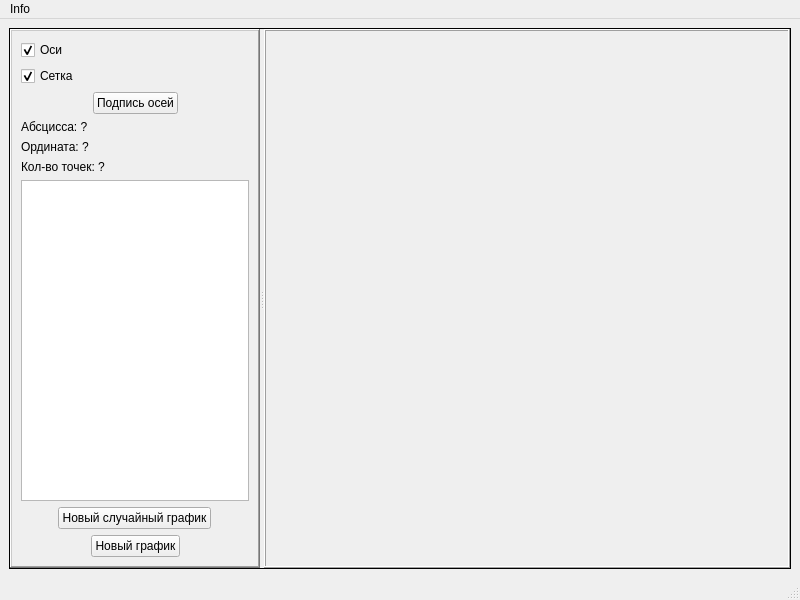
Old version of the form mainwindow/mainwindow.ui in the repository GirvitAlexander/Graph.
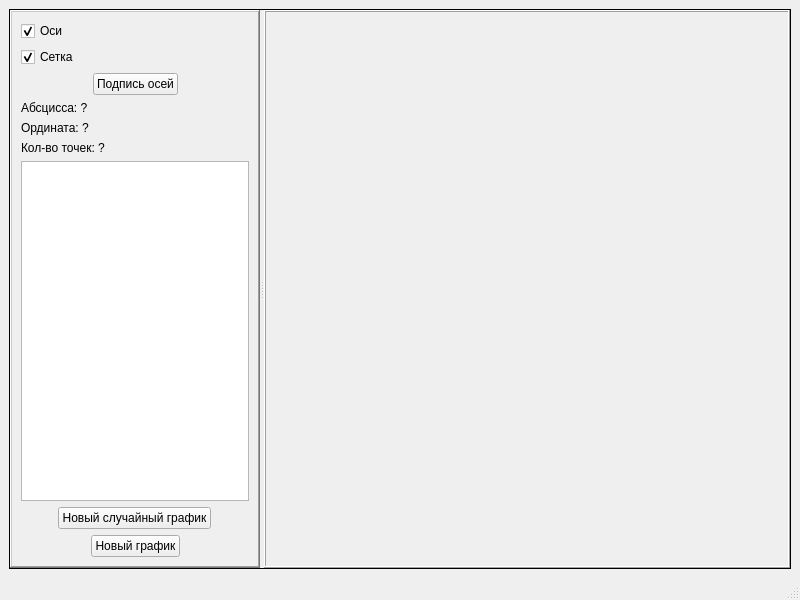
New version of the form. Custom widgets are drawn as their Qt base class.

The edit to the form file:
```diff
--- a/mainwindow/mainwindow.ui
+++ b/mainwindow/mainwindow.ui
@@ -271,16 +271,9 @@
      <x>0</x>
      <y>0</y>
      <width>800</width>
-     <height>24</height>
+     <height>17</height>
     </rect>
    </property>
-   <widget class="QMenu" name="menuInfo">
-    <property name="title">
-     <string>Info</string>
-    </property>
-    <addaction name="actionAbout_programm"/>
-   </widget>
-   <addaction name="menuInfo"/>
   </widget>
   <widget class="QStatusBar" name="statusbar"/>
   <action name="actionAbout_programm">
```
